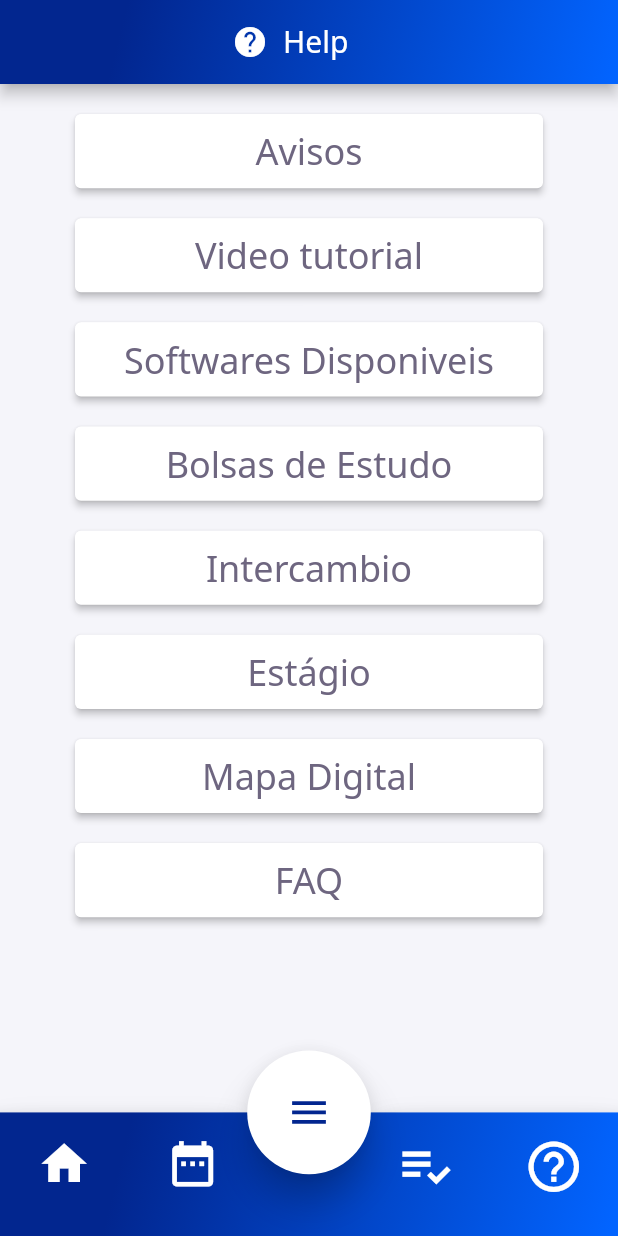
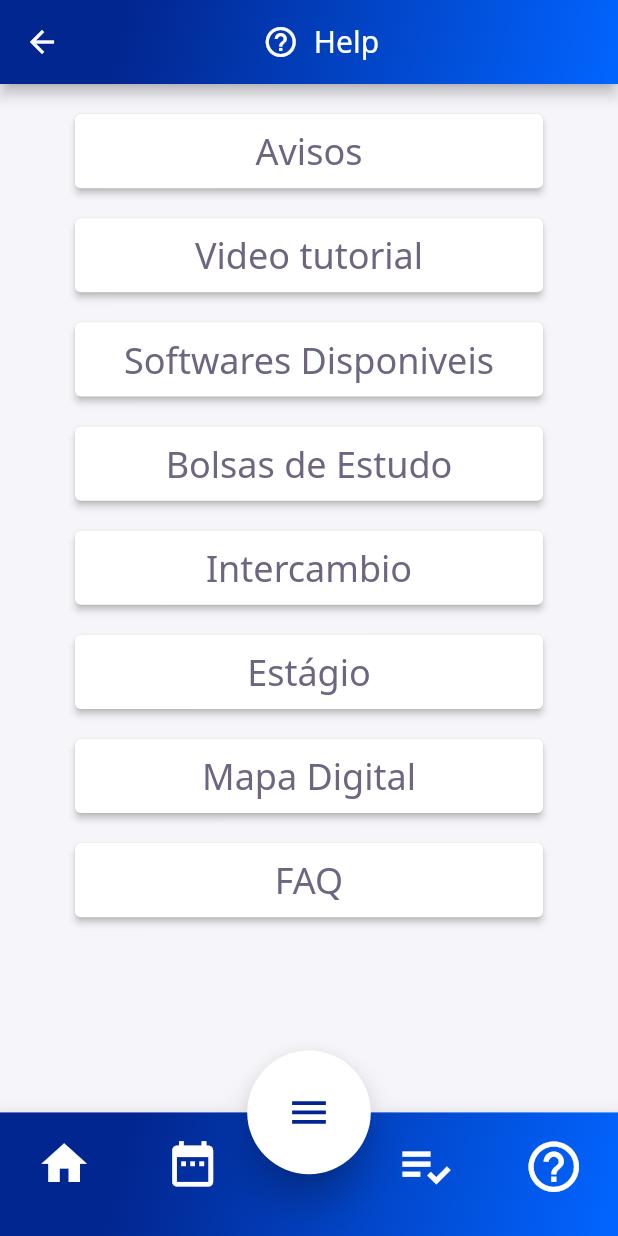
Before and after one commit to Maua-Dev/System_Maua_Front, a Flutter app: the screen it shows after launch, on a phone screen of 412 x 824 dp. Run offline on Flutter 3.47's test engine with Material 2 defaults, Android fonts, the phone set to English and light mode, and no system bars; our stand-ins replace flutter_mobx, flutter_modular, google_fonts, mobx; generated files the repository leaves out were written again.

Commit message:
Update help_aluno_page.dart

```diff
--- a/lib/app/modules/help-aluno/help_aluno_page.dart
+++ b/lib/app/modules/help-aluno/help_aluno_page.dart
@@ -27,10 +27,11 @@ class _HelpAlunoPageState
   Widget build(BuildContext context) {
     return Scaffold(
       appBar: AppBarWidget(
+        leadingWidget: Icon(Icons.arrow_back),
         iconBar: IconTheme(
             data: IconThemeData(color: AppColors.white),
             child: Icon(
-              Icons.help,
+              Icons.help_outline_outlined,
             )),
         title: Text(
           'Help',
@@ -53,6 +54,9 @@ class _HelpAlunoPageState
               HelpCard(onPressed: () {}, title: 'Estágio'),
               HelpCard(onPressed: () {}, title: 'Mapa Digital'),
               HelpCard(onPressed: () {}, title: 'FAQ'),
+              SizedBox(
+                height: MediaQuery.of(context).size.height * 0.08,
+              )
             ],
           ),
         ],
```
